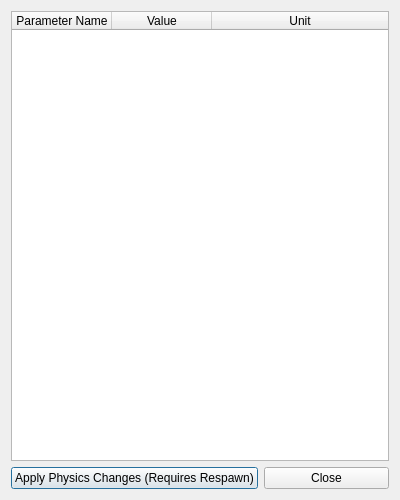
Hwan-Yeong/airbot_hyjoe_ws, file src/sensor_gui/ui/robot_model_window.ui: the form before one commit.
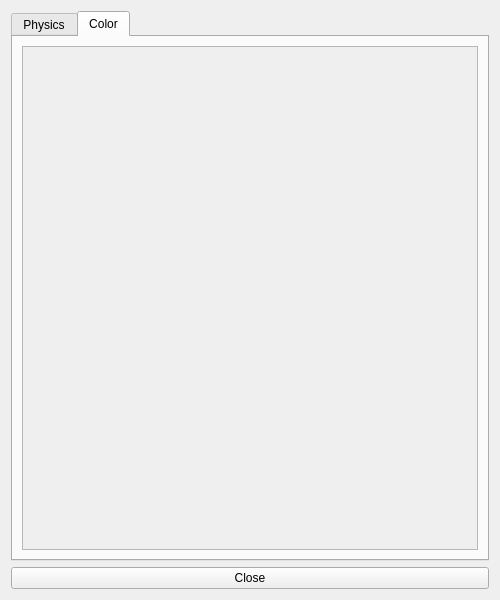
The form after the commit. The open tabs and pages were chosen to show the change.

Patch:
```diff
--- a/src/sensor_gui/ui/robot_model_window.ui
+++ b/src/sensor_gui/ui/robot_model_window.ui
@@ -6,8 +6,8 @@
    <rect>
     <x>0</x>
     <y>0</y>
-    <width>400</width>
-    <height>500</height>
+    <width>500</width>
+    <height>600</height>
    </rect>
   </property>
   <property name="windowTitle">
@@ -15,6 +15,16 @@
   </property>
   <layout class="QVBoxLayout" name="verticalLayout">
    <item>
+    <widget class="QTabWidget" name="tabWidget">
+     <property name="currentIndex">
+      <number>0</number>
+     </property>
+     <widget class="QWidget" name="tab_physics">
+      <attribute name="title">
+       <string>Physics</string>
+      </attribute>
+      <layout class="QVBoxLayout" name="verticalLayout_2">
+       <item>
     <widget class="QTableWidget" name="table_params">
      <property name="columnCount">
       <number>3</number>
@@ -40,22 +50,47 @@
     </widget>
    </item>
    <item>
-    <layout class="QHBoxLayout" name="horizontalLayout">
-     <item>
       <widget class="QPushButton" name="btn_apply">
        <property name="text">
         <string>Apply Physics Changes (Requires Respawn)</string>
        </property>
       </widget>
      </item>
+      </layout>
+     </widget>
+     <widget class="QWidget" name="tab_color">
+      <attribute name="title">
+       <string>Color</string>
+      </attribute>
+      <layout class="QVBoxLayout" name="verticalLayout_color">
+       <item>
+        <widget class="QScrollArea" name="scrollArea_colors">
+         <property name="widgetResizable">
+          <bool>true</bool>
+         </property>
+         <widget class="QWidget" name="scrollAreaWidgetContents">
+          <property name="geometry">
+           <rect>
+            <x>0</x>
+            <y>0</y>
+            <width>300</width>
+            <height>300</height>
+           </rect>
+          </property>
+          <layout class="QVBoxLayout" name="layout_colors"/>
+         </widget>
+        </widget>
+       </item>
+      </layout>
+     </widget>
+    </widget>
+   </item>
      <item>
       <widget class="QPushButton" name="btn_close">
        <property name="text">
         <string>Close</string>
        </property>
       </widget>
-     </item>
-    </layout>
    </item>
   </layout>
  </widget>
```
Left out of the diff: 2 changed lines with no effect on the pictures. Lines whose indentation alone changed are shown as unchanged.
